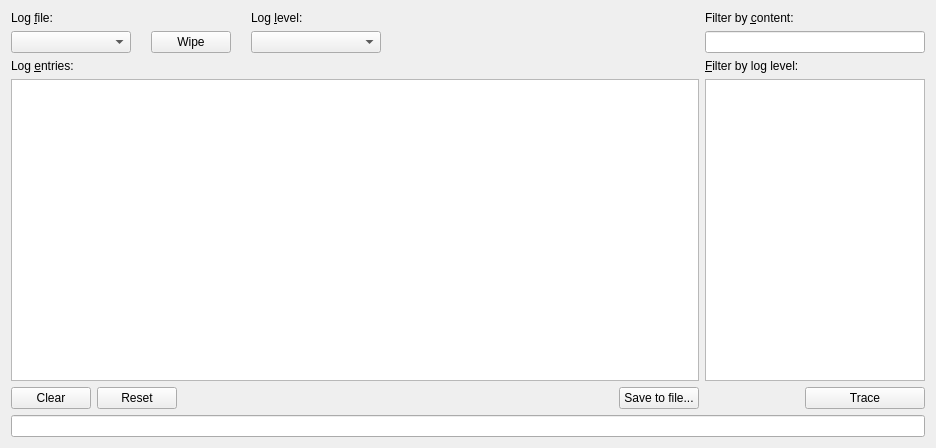
This is src/widgets/LogViewerWidget.ui in d1vanov/quentier as Qt 5 draws it before an edit. The edited form follows.
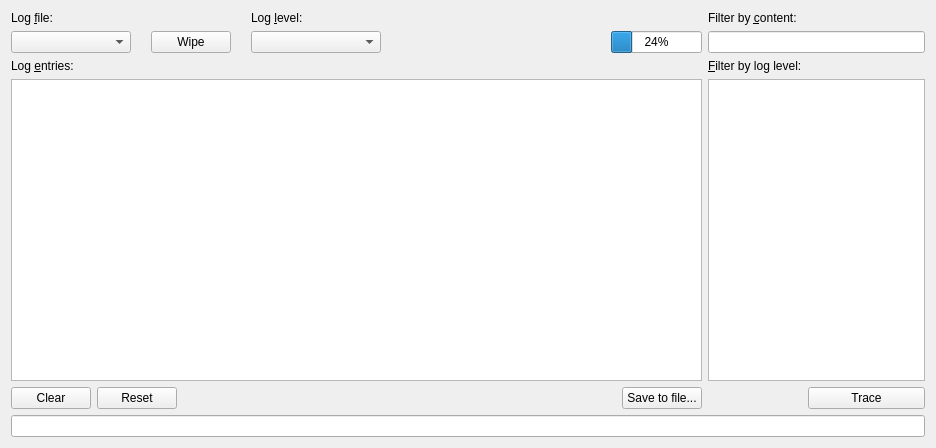
This is the edited form. Icons and pictures are not drawn.

Commit message: Issue #143: add progress bar for notifying the user about the progress of saving the log to a file; the support for this progress bar is to be implemented yet

```diff
--- a/src/widgets/LogViewerWidget.ui
+++ b/src/widgets/LogViewerWidget.ui
@@ -77,22 +77,6 @@
        </property>
       </widget>
      </item>
-     <item row="1" column="4">
-      <spacer name="logFileAndLevelHorizontalSpacer">
-       <property name="orientation">
-        <enum>Qt::Horizontal</enum>
-       </property>
-       <property name="sizeType">
-        <enum>QSizePolicy::Expanding</enum>
-       </property>
-       <property name="sizeHint" stdset="0">
-        <size>
-         <width>10</width>
-         <height>20</height>
-        </size>
-       </property>
-      </spacer>
-     </item>
      <item row="1" column="1">
       <widget class="QPushButton" name="logFileWipePushButton">
        <property name="text">
@@ -108,12 +92,22 @@
       <widget class="QLabel" name="logFilePendingLoadLabel">
        <property name="minimumSize">
         <size>
-         <width>220</width>
+         <width>190</width>
          <height>0</height>
         </size>
        </property>
       </widget>
      </item>
+     <item row="1" column="4">
+      <widget class="QProgressBar" name="saveToFileProgressBar">
+       <property name="value">
+        <number>24</number>
+       </property>
+      </widget>
+     </item>
+     <item row="0" column="4">
+      <widget class="QLabel" name="saveToFileLabel"/>
+     </item>
     </layout>
    </item>
    <item row="0" column="1">
```
The commit also changes 1 other file.
